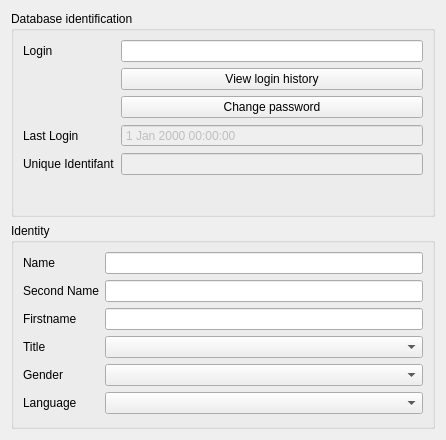
FreeHealth/freehealth, file plugins/usermanagerplugin/widgets/userviewer_identity.ui: the form before one commit.
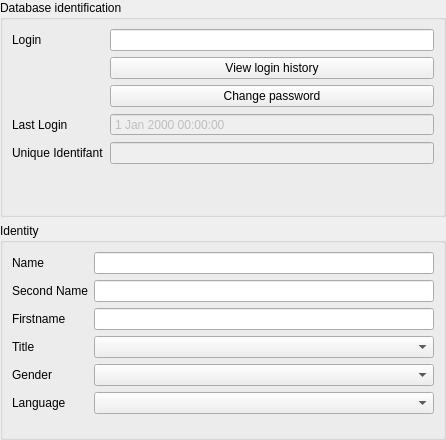
The form after the commit. Custom widgets are drawn as their Qt base class.

```diff
--- a/plugins/usermanagerplugin/widgets/userviewer_identity.ui
+++ b/plugins/usermanagerplugin/widgets/userviewer_identity.ui
@@ -14,6 +14,9 @@
    <string>Form</string>
   </property>
   <layout class="QGridLayout" name="gridLayout">
+   <property name="margin">
+    <number>0</number>
+   </property>
    <item row="0" column="0">
     <widget class="QGroupBox" name="groupBox">
      <property name="title">
```
